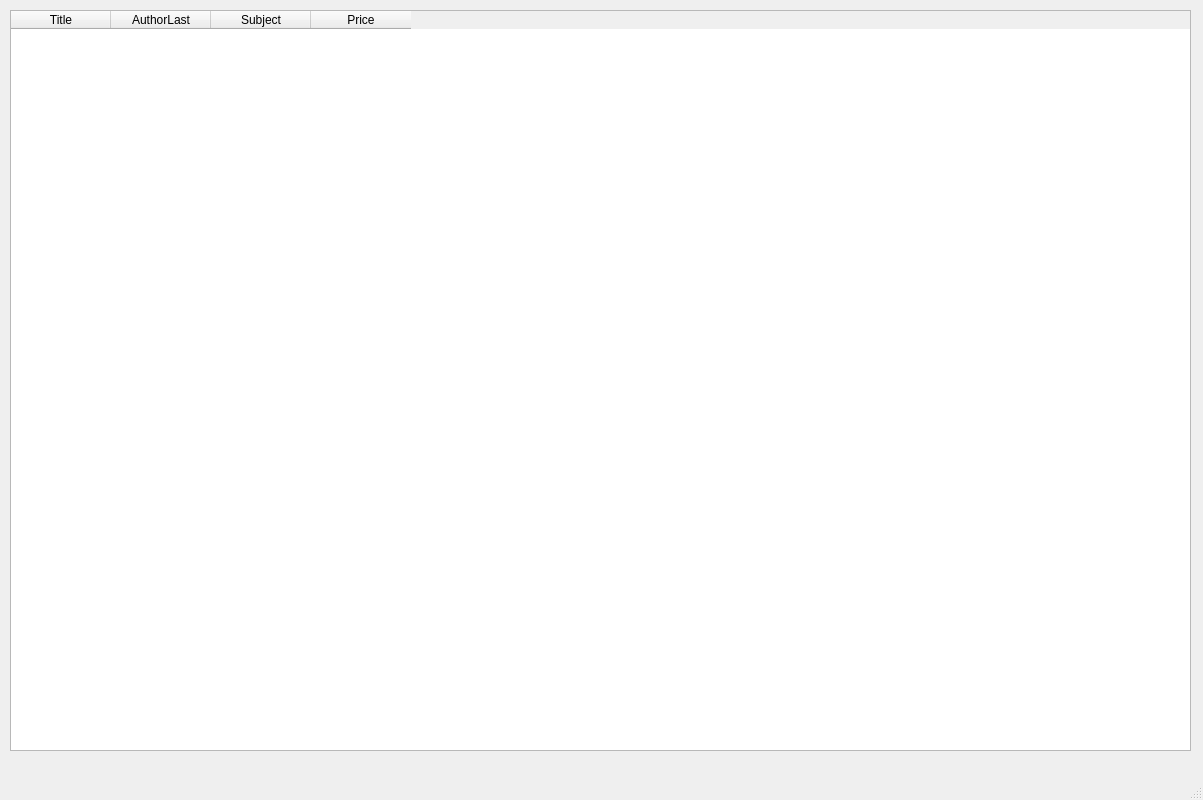
First picture: the form in browse.ui, repository jfunston/omega4py, before the edit.
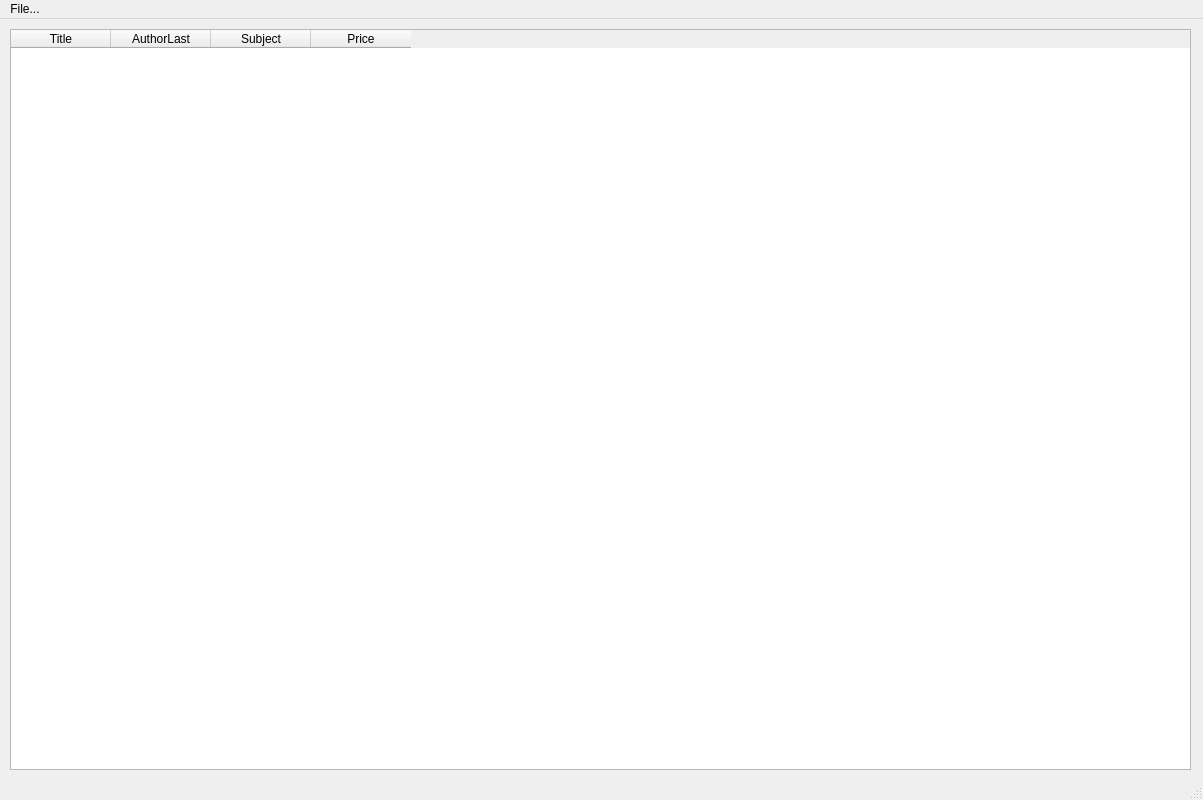
Second picture: the form after the edit.

The edit to the form file:
```diff
--- a/browse.ui
+++ b/browse.ui
@@ -57,9 +57,17 @@
      <x>0</x>
      <y>0</y>
      <width>1203</width>
-     <height>21</height>
+     <height>29</height>
     </rect>
    </property>
+   <widget class="QMenu" name="menuFile">
+    <property name="title">
+     <string>File...</string>
+    </property>
+    <addaction name="actionPrint"/>
+    <addaction name="actionOpen_Excel"/>
+   </widget>
+   <addaction name="menuFile"/>
   </widget>
   <widget class="QStatusBar" name="statusbar"/>
  </widget>
```
Left out of the diff: 10 changed lines with no effect on the pictures.
